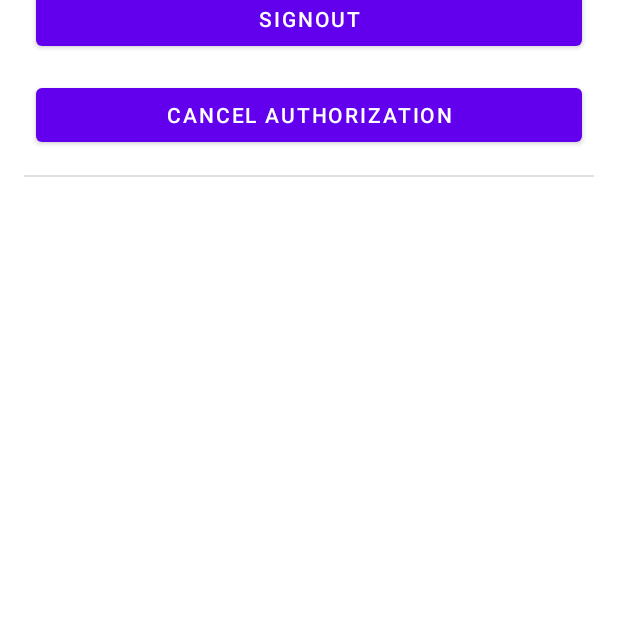
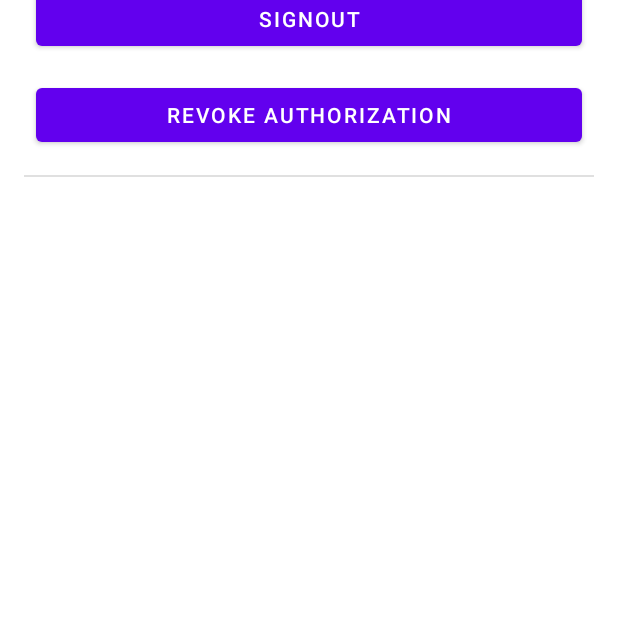
Before and after one commit to cengiztoru/HMSCoreKits, an Android app: the AccountKitActivity screen opened directly, with no data from a screen before it, on a phone screen of 412 x 824 dp, the part 425-1043 px from its top. Run offline under Robolectric (Android 15) with nearby library versions, the phone set to English and light mode, and no system bars; libraries missing offline, so code that uses them is left out: com.huawei.hms; plain views replace HuaweiIdAuthButton.

Commit message:
Revoking Authorization Done

```diff
--- a/app/src/main/res/layout/activity_account_kit.xml
+++ b/app/src/main/res/layout/activity_account_kit.xml
@@ -33,9 +33,9 @@
         android:text="@string/sign_out" />
 
     <com.google.android.material.button.MaterialButton
-        android:id="@+id/cancel_authorization"
+        android:id="@+id/btn_revoke_authorization"
         style="@style/ButtonStyle"
-        android:text="@string/cancel_authorization" />
+        android:text="@string/revoke_authorization" />
 
     <View
         android:id="@+id/divider"
--- a/app/src/main/res/values/strings.xml
+++ b/app/src/main/res/values/strings.xml
@@ -4,5 +4,5 @@
     <string name="sign_out">SignOut</string>
     <string name="signin_authorization_code">SignIn and Get Authorization Code</string>
     <string name="silent_sign_in">Silently SignIn</string>
-    <string name="cancel_authorization">Cancel Authorization</string>
+    <string name="revoke_authorization">Revoke Authorization</string>
 </resources>
```
Also changed, not shown: app/src/main/java/com/cengiztoru/hmscorekits/ui/account_kit/AccountKitActivity.kt (+23 -0 lines).
